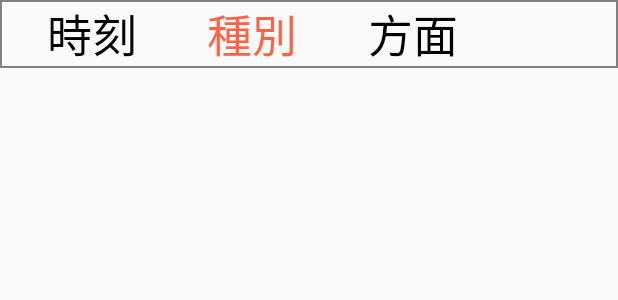
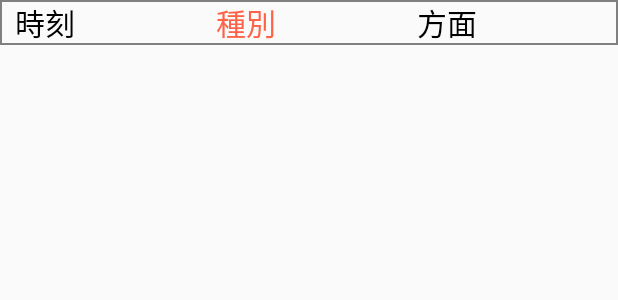
Before and after one commit to natsuyasai/TrainTimer, an Android app: the layout list_item_route_info.xml on its own in the app's theme, with its tools: preview values and no code run, on a phone screen of 412 x 824 dp. Shown: the top 300 px of the screen. Run offline under Robolectric (Android 15) with nearby library versions, the phone set to English and light mode, and no system bars.

Commit message:
アイテム表示修正 追加データ登録修正

```diff
--- a/Project/app/src/main/java/com/nyasai/traintimer/database/RouteDatabaseDao.kt
+++ b/Project/app/src/main/java/com/nyasai/traintimer/database/RouteDatabaseDao.kt
@@ -83,6 +83,9 @@ interface RouteDatabaseDao {
     @Insert
     fun insertRouteDetailsItem(routeDetails: RouteDetails)
 
+    @Insert
+    fun insertRouteDetailsItems(routeDetails: List<RouteDetails>)
+
     /**
      * 路線詳細アイテム更新
      * @param routeDetails 更新アイテム
--- a/Project/app/src/main/res/layout/common_loading.xml
+++ b/Project/app/src/main/res/layout/common_loading.xml
@@ -17,7 +17,9 @@
         app:layout_constraintStart_toStartOf="parent"
         app:layout_constraintTop_toTopOf="parent"
         android:textAlignment="center"
+        android:background="@color/textGray"
         android:textSize="30dp"
+        android:textColor="@color/textDark"
         tools:text="読み込み中"/>
 
     <ProgressBar
--- a/Project/app/src/main/res/layout/fragment_route_info.xml
+++ b/Project/app/src/main/res/layout/fragment_route_info.xml
@@ -20,6 +20,7 @@
         <include
             layout="@layout/route_info_title"
             android:id="@+id/route_info_title"
+            app:layout_constraintHeight_percent="0.1"
             app:routeListItem="@{routeInfoViewModel.routeInfo}"
             app:currentDiagramType="@{routeInfoViewModel.currentDiagramType}"
             app:routeInfoFragment="@{routeInfoFragment}" />
@@ -43,7 +44,7 @@
             android:id="@+id/route_info_view"
             android:layout_width="match_parent"
             android:layout_height="0dp"
-            app:layout_constraintHeight_percent="0.75"
+            app:layout_constraintHeight_percent="0.74"
             app:layout_constraintTop_toBottomOf="@id/countdown"
             app:layout_constraintBottom_toBottomOf="parent"
             app:layout_constraintStart_toStartOf="parent"
--- a/Project/app/src/main/res/layout/list_item_route_info.xml
+++ b/Project/app/src/main/res/layout/list_item_route_info.xml
@@ -12,49 +12,58 @@
         android:layout_width="match_parent"
         android:layout_height="wrap_content"
         android:orientation="vertical"
+        android:foregroundGravity="left"
         android:background="@drawable/list_frame_style" >
 
         <!-- 時刻 -->
+        <!-- 種別 -->
+
         <TextView
             android:id="@+id/departure_time"
             android:layout_width="0dp"
             android:layout_height="wrap_content"
-            android:layout_gravity="center"
-            android:textSize="30sp"
+            android:layout_gravity="left"
+            android:gravity="left"
             android:textColor="@color/textDark"
-            app:layout_constraintWidth_percent="0.33"
-            app:layout_constraintEnd_toEndOf="@id/train_type"
+            android:textSize="20sp"
+            app:layout_constraintWidth_percent="0.3"
+            app:departureTime="@{routeDetails}"
             app:layout_constraintStart_toStartOf="parent"
+            app:layout_constraintEnd_toStartOf="@id/train_type"
             app:layout_constraintTop_toTopOf="parent"
-            app:departureTime="@{routeDetails}"
-            tools:text="時刻"/>
-        <!-- 種別 -->
+            app:layout_constraintBottom_toBottomOf="parent"
+            tools:text="時刻" />
+
         <TextView
             android:id="@+id/train_type"
-            android:layout_width="wrap_content"
+            android:layout_width="0dp"
             android:layout_height="wrap_content"
-            android:layout_gravity="center"
-            android:textSize="30sp"
+            android:layout_gravity="left"
+            android:gravity="left"
+            android:textSize="20sp"
             android:textColor="@color/textRed"
-            app:layout_constraintWidth_percent="0.33"
-            app:layout_constraintEnd_toEndOf="@id/destination_name"
-            app:layout_constraintStart_toStartOf="@id/departure_time"
+            app:layout_constraintWidth_percent="0.3"
+            app:trainType="@{routeDetails}"
+            app:layout_constraintStart_toEndOf="@id/departure_time"
+            app:layout_constraintEnd_toStartOf="@id/destination_name"
             app:layout_constraintTop_toTopOf="parent"
-            app:trainType="@{routeDetails}"
+            app:layout_constraintBottom_toBottomOf="parent"
             tools:text="種別" />
         <!-- 方面 -->
         <TextView
             android:id="@+id/destination_name"
-            android:layout_width="wrap_content"
+            android:layout_width="0dp"
             android:layout_height="wrap_content"
-            android:layout_gravity="center"
-            android:textSize="30sp"
+            android:layout_gravity="left"
+            android:gravity="left"
+            android:textSize="20sp"
             android:textColor="@color/textDark"
-            app:layout_constraintWidth_percent="0.33"
+            app:layout_constraintWidth_percent="0.3"
+            app:destination="@{routeDetails}"
+            app:layout_constraintStart_toEndOf="@id/train_type"
             app:layout_constraintEnd_toEndOf="parent"
-            app:layout_constraintStart_toStartOf="@id/train_type"
             app:layout_constraintTop_toTopOf="parent"
-            app:destination="@{routeDetails}"
+            app:layout_constraintBottom_toBottomOf="parent"
             tools:text="方面" />
 
     </androidx.constraintlayout.widget.ConstraintLayout>
--- a/Project/app/src/main/res/values/colors.xml
+++ b/Project/app/src/main/res/values/colors.xml
@@ -5,5 +5,6 @@
     <color name="colorAccent">#03DAC5</color>
     <color name="textDark">#000000</color>
     <color name="textRed">#ff6347</color>
+    <color name="textGray">#808080</color>
     <color name="shade">#80808080</color>
 </resources>
```
Also changed, not shown: Project/app/src/main/java/com/nyasai/traintimer/routelist/RouteListFragment.kt (+10 -3 lines).
